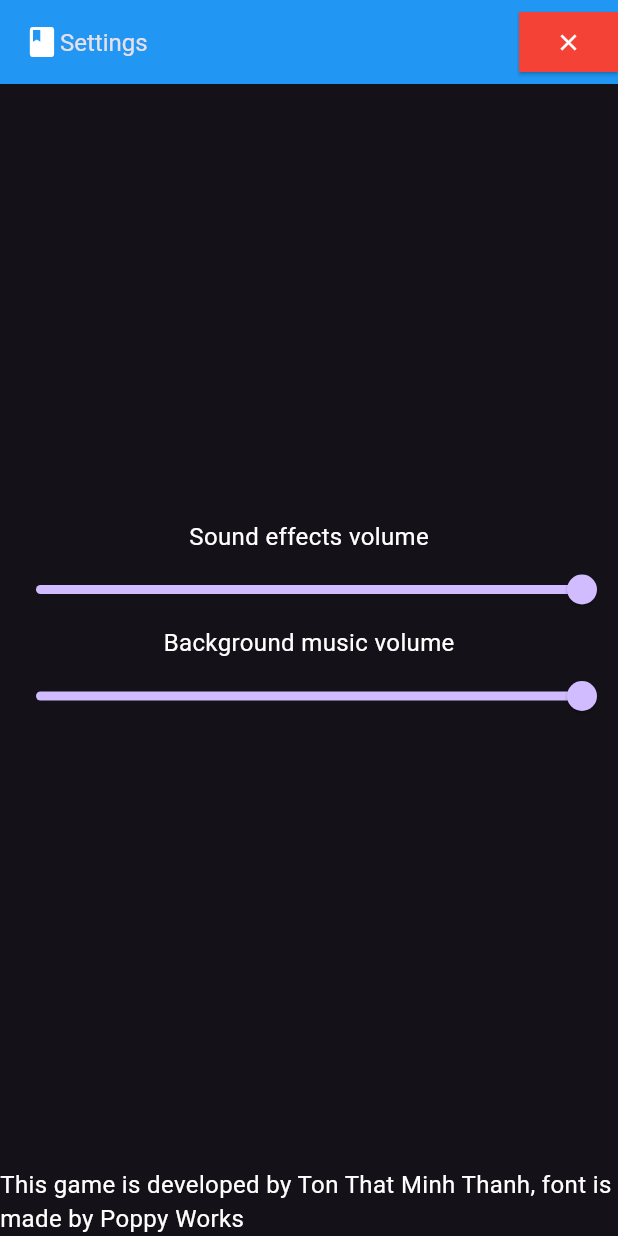
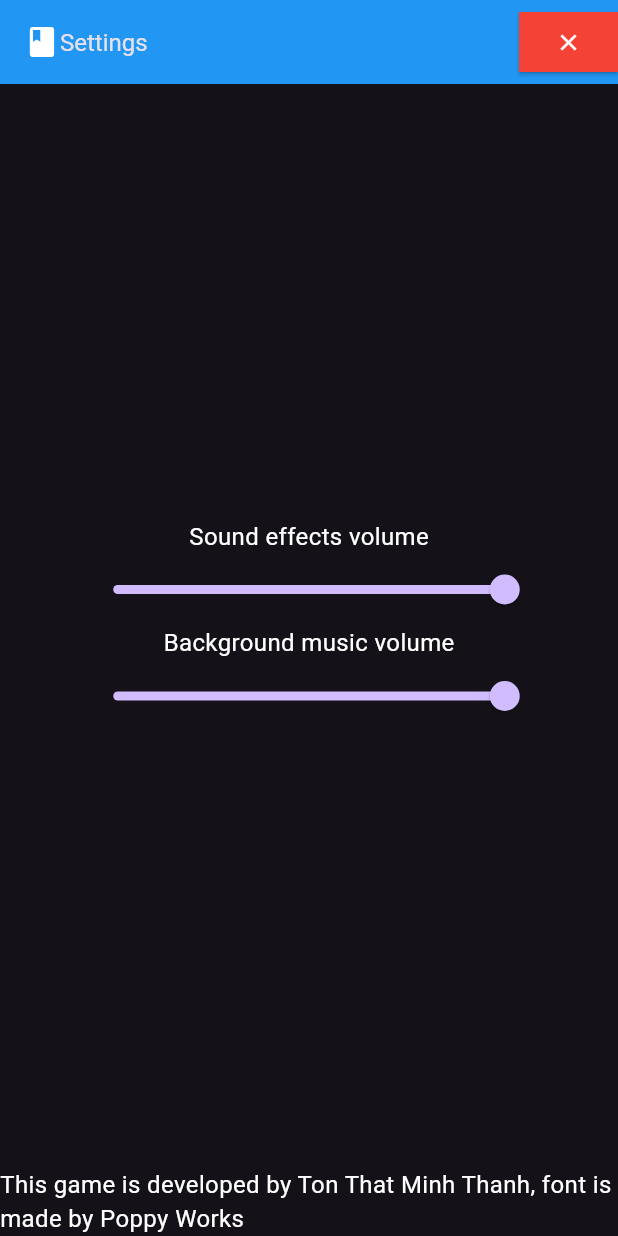
Before and after one commit to tonthatminhthanh/oss_mainframe_warfare, a Flutter app: the SettingsPage screen opened directly, on a phone screen of 412 x 824 dp. Run offline on Flutter 3.47's test engine with Material 3 defaults, Android fonts, the phone set to English and light mode, and no system bars; our stand-ins replace cloud_firestore, firebase_auth, firebase_core, firebase_storage, google_sign_in, screenshot and 3 more; missing offline and left inert: flame, flame_audio, flame_tiled; accounts and stored records are empty; Roboto replaces fonts that are missing (Silver).

Commit message:
Sửa đổi giao diện

```diff
--- a/lib/ui/widget_overlay/volume_slider.dart
+++ b/lib/ui/widget_overlay/volume_slider.dart
@@ -1,5 +1,6 @@
 import 'package:flutter/cupertino.dart';
 import 'package:flutter/material.dart';
+import 'package:flutter/widgets.dart';
 import 'package:mw_project/objects/audio_manager.dart';
 
 class VolumeSlider extends StatefulWidget {
@@ -21,7 +22,10 @@ class _VolumeSliderState extends State<VolumeSlider> {
                     fontWeight: FontWeight.normal,
                     decoration: TextDecoration.none,
                     color: Colors.white,fontSize: 16, fontFamily: "Silver")),
-            ValueListenableBuilder(
+            Center(
+              child: SizedBox(
+                width: MediaQuery.of(context).size.width * 0.75,
+                child: ValueListenableBuilder(
                   valueListenable: AudioManager.getSfxVolume(),
                   builder: (context, value, child) => Slider(
                     label: value.toString(),
@@ -31,12 +35,17 @@ class _VolumeSliderState extends State<VolumeSlider> {
                       },
                   ),
                 ),
+              ),
+            ),
             Text("Background music volume",
                 style: TextStyle(
                     fontWeight: FontWeight.normal,
                     decoration: TextDecoration.none,
                     color: Colors.white,fontSize: 16, fontFamily: "Silver")),
-            ValueListenableBuilder(
+            Center(
+              child: SizedBox(
+                width: MediaQuery.of(context).size.width * 0.75,
+                child: ValueListenableBuilder(
                   valueListenable: AudioManager.getBgmVolume(),
                   builder: (context, value, child) => Slider(
                     label: value.toString(),
@@ -46,6 +55,8 @@ class _VolumeSliderState extends State<VolumeSlider> {
                     },
                   ),
                 ),
+              ),
+            ),
           ],
     );
   }
```
Also changed, not shown: lib/pages/test.dart (deleted, +0 -35 lines). Lines whose indentation alone changed are shown as unchanged.
